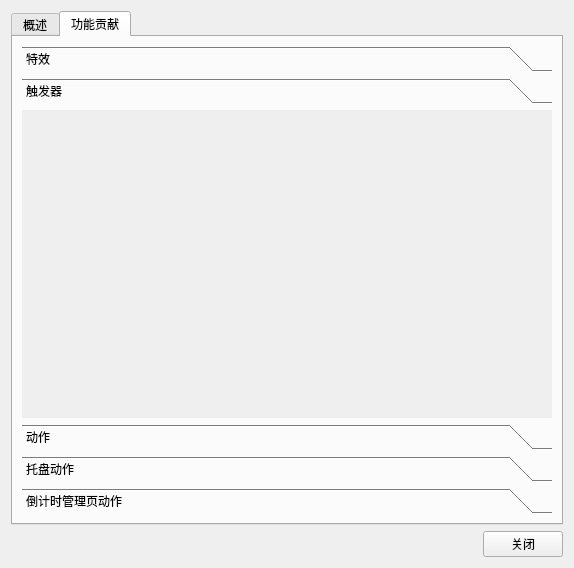
HelloWRC/W-DesktopCountdown, file UISource/plugin_info.ui: the form before one commit.
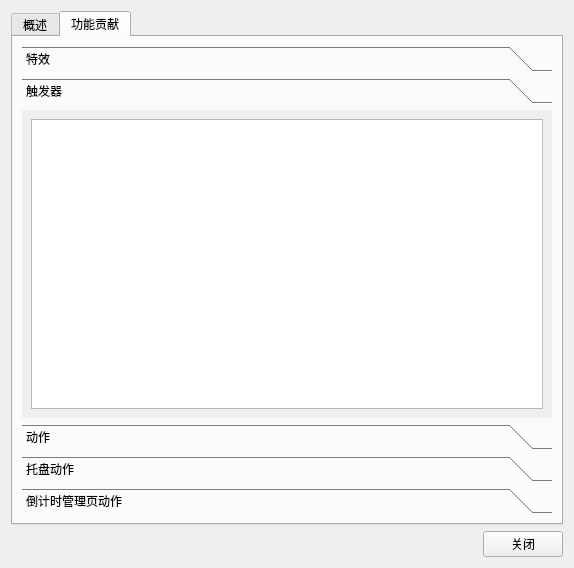
The form after the commit. The open tabs and pages were chosen to show the change. Icons and pictures are not drawn.

The edit to the form file:
```diff
--- a/UISource/plugin_info.ui
+++ b/UISource/plugin_info.ui
@@ -77,9 +77,22 @@
           </attribute>
          </widget>
          <widget class="QWidget" name="pg_triggers">
+          <property name="geometry">
+           <rect>
+            <x>0</x>
+            <y>0</y>
+            <width>526</width>
+            <height>275</height>
+           </rect>
+          </property>
           <attribute name="label">
            <string>触发器</string>
           </attribute>
+          <layout class="QVBoxLayout" name="verticalLayout_5">
+           <item>
+            <widget class="QListWidget" name="lst_triggers"/>
+           </item>
+          </layout>
          </widget>
          <widget class="QWidget" name="pg_actions">
           <attribute name="label">
```
Left out of the diff: 63 changed lines with no effect on the pictures.
